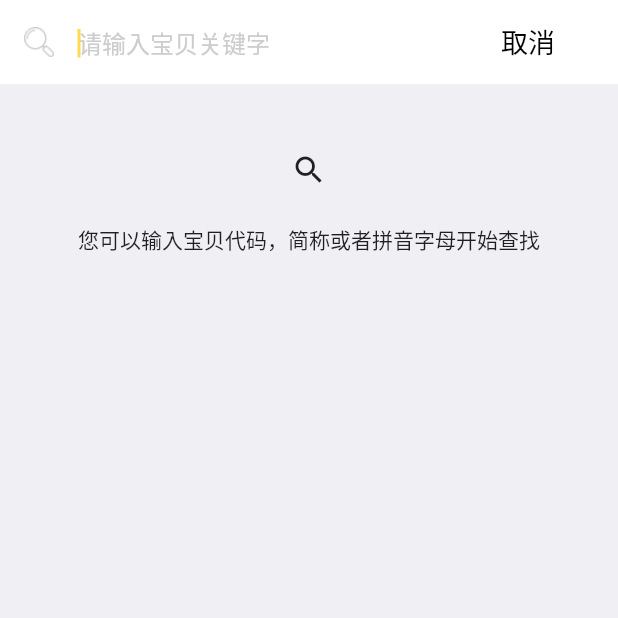
After one commit to qndroid/flutter_imooc, a Flutter app: the SearchPage screen opened directly, on a phone screen of 412 x 824 dp, the top half of it. The commit adds this screen. Run offline on Flutter 3.47's test engine with Material 2 defaults, Android fonts, the phone set to English and light mode, and no system bars; accounts and stored records are empty; generated files the repository leaves out were written again.

Commit message:
feat:完成搜索功能

```diff
--- /dev/null
+++ b/lib/model/search_model.dart
@@ -0,0 +1,28 @@
+import 'package:json_annotation/json_annotation.dart';
+
+part 'search_model.g.dart';
+
+@JsonSerializable()
+class SearchModel {
+  SearchModel();
+
+  List<SearchItem> data;
+
+  factory SearchModel.fromJson(Map<String, dynamic> json) =>
+      _$SearchModelFromJson(json);
+
+  Map<String, dynamic> toJson() => _$SearchModelToJson(this);
+}
+
+@JsonSerializable()
+class SearchItem {
+  SearchItem();
+
+  String key;
+  String value;
+
+  factory SearchItem.fromJson(Map<String, dynamic> json) =>
+      _$SearchItemFromJson(json);
+
+  Map<String, dynamic> toJson() => _$SearchItemToJson(this);
+}
--- a/lib/theme/constants.dart
+++ b/lib/theme/constants.dart
@@ -26,6 +26,7 @@ final String PAGE_LOADING_ICON_07 = 'lib/image/page_loading_07.png';
 final String PAGE_LOADING_ICON_08 = 'lib/image/page_loading_08.png';
 final String PAGE_LOADING_ICON_09 = 'lib/image/page_loading_09.png';
 final String LOGIN_ICON = 'lib/image/icon_login.png';
+final String SEARCH_ICON = 'lib/image/icon_search.png';
 
 final String HOME_PAGE = '首页';
 final String HOME_PAGE_SEARCH_HINT = '请输入宝贝关键字';
--- a/lib/theme/themes.dart
+++ b/lib/theme/themes.dart
@@ -39,7 +39,7 @@ ThemeData _buildDarkTheme() {
     accentColor: secondaryColor,
     canvasColor: const Color(0xFF202124),
     scaffoldBackgroundColor: const Color(0xFF202124),
-    backgroundColor: const Color(0xFF202124),
+    backgroundColor: const Color(0xFFDDDDDD),
     errorColor: const Color(0xFFB00020),
     buttonTheme: ButtonThemeData(
       colorScheme: colorScheme,
@@ -69,7 +69,7 @@ ThemeData _buildLightTheme() {
     accentColor: secondaryColor,
     canvasColor: Colors.white,
     scaffoldBackgroundColor: Colors.white,
-    backgroundColor: Colors.white,
+    backgroundColor: Color(0xFFEFEFF4),
     errorColor: const Color(0xFFB00020),
     hintColor: const Color(0xFFcdcdcd),
     buttonTheme: ButtonThemeData(
--- a/lib/views/home/mine_page.dart
+++ b/lib/views/home/mine_page.dart
@@ -1,12 +1,11 @@
 import 'package:flutter/material.dart';
+import 'package:share_plugin/share_plugin.dart';
 import '../../theme/options.dart';
 import '../../theme/style.dart';
 import '../../theme/constants.dart';
 import '../../request/api.dart';
-import 'package:share_plugin/share_plugin.dart';
 import '../login.dart';
 import '../../model/user_model.dart';
-import '../../manager/user_manager.dart';
 
 enum DialogDemoAction {
   cancel,
--- /dev/null
+++ b/lib/views/search.dart
@@ -0,0 +1,143 @@
+import 'package:flutter/material.dart';
+import '../theme/options.dart';
+import '../theme/constants.dart';
+import '../theme/style.dart';
+import '../request/api.dart';
+import '../model/search_model.dart';
+
+//搜索联想页面
+class SearchPage extends StatefulWidget {
+  @override
+  State<StatefulWidget> createState() {
+    return SearchPageState();
+  }
+}
+
+class SearchPageState extends State<SearchPage> {
+  SearchModel _searchModel;
+
+  //这个方法多次重复写了，应该可以入到theme里。
+  ThemeData _getThemeData() {
+    return initOptions.theme.data.copyWith(
+        platform: initOptions.platform,
+        primaryColor: Colors.white,
+        brightness: Brightness.dark);
+  }
+
+  Future<void> _handleSearch(String key) async {
+    print(key);
+    var data = await search(key);
+    setState(() {
+      //根新数据的时候，刷新UI
+      _searchModel = data;
+    });
+  }
+
+  Widget _getAppbar() {
+    return Row(
+      mainAxisAlignment: MainAxisAlignment.start,
+      children: <Widget>[
+        Expanded(
+          child: TextField(
+            autofocus: true,
+            onChanged: (String value) {
+              _handleSearch(value);
+            },
+            maxLines: 1,
+            decoration: InputDecoration(
+              border: InputBorder.none,
+              hintText: HOME_PAGE_SEARCH_HINT,
+              icon: SizedBox(
+                height: 20,
+                width: 20,
+                child: Image.asset(SEARCH_ICON),
+              ),
+            ),
+          ),
+        ),
+        Padding(
+          padding: EdgeInsets.only(left: 10),
+        ),
+        FlatButton(
+            onPressed: () {
+              Navigator.of(context).pop();
+            },
+            child: Text(
+              CANCEL_NAME,
+              style: itemTitleStyle,
+            ))
+      ],
+    );
+  }
+
+  Widget _getBody() {
+    return _searchModel == null ? _getEmptyWidget() : _getListWidget();
+  }
+
+  //构建每一行
+  Widget _buildRow(SearchItem item) {
+    return Column(
+      children: <Widget>[
+        ListTile(
+          title: Text(
+            item.value,
+            style: itemSubTitleStyle,
+          ),
+        ),
+        Divider(),
+      ],
+    );
+  }
+
+  Widget _getListWidget() {
+    return ListView.builder(
+      padding: const EdgeInsets.symmetric(horizontal: 16.0),
+      itemCount: _searchModel.data.length,
+      itemBuilder: (context, index) {
+        return _buildRow(_searchModel.data[index]);
+      },
+    );
+  }
+
+  Widget _getEmptyWidget() {
+    return Container(
+      decoration: BoxDecoration(color: Theme.of(context).backgroundColor),
+      child: Padding(
+        padding: EdgeInsets.only(top: 45),
+        child: Padding(
+          padding: EdgeInsets.symmetric(horizontal: 30),
+          child: Column(
+            mainAxisAlignment: MainAxisAlignment.start,
+            children: <Widget>[
+              Icon(Icons.search),
+              Padding(
+                padding: EdgeInsets.only(top: 10),
+              ),
+              SizedBox(
+                height: 50,
+                child: Center(
+                  child: Text('您可以输入宝贝代码，简称或者拼音字母开始查找'),
+                ),
+              ),
+            ],
+          ),
+        ),
+      ),
+    );
+  }
+
+  @override
+  Widget build(BuildContext context) {
+    return Theme(
+      data: _getThemeData(),
+      child: Scaffold(
+        appBar: AppBar(
+          automaticallyImplyLeading: false,
+          elevation: 0,
+          title: _getAppbar(),
+        ),
+        body: _getBody(),
+      ),
+    );
+  }
+}
--- a/pubspec.yaml
+++ b/pubspec.yaml
@@ -71,6 +71,7 @@ flutter:
      - lib/image/comui_share_qq.png
      - lib/image/comui_share_qqzone.png
      - lib/image/icon_login.png
+     - lib/image/icon_search.png
 
 
   module:
```
Also changed, not shown: lib/request/api.dart (+13 -0 lines), lib/views/home/main_page.dart (+8 -0 lines), mock_data/search.json (added, +52 -0 lines), lib/image/icon_search.png (added), lib/model/search_model.g.dart (added), 1 other file.
